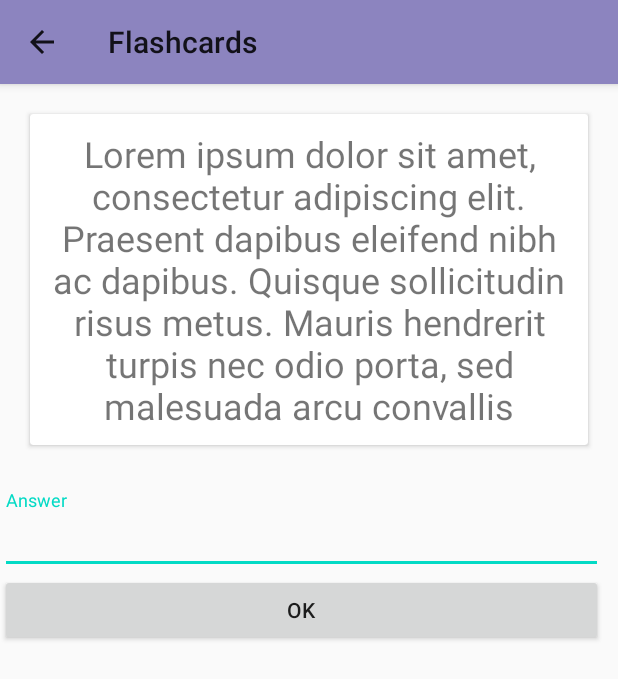
After one commit to uytuan213/TheWizardsFlashcards, an Android app: the PlayActivity screen opened directly, with no data from a screen before it, on a phone screen of 412 x 824 dp. The commit adds this screen. Shown: the top 679 px of the screen. Run offline under Robolectric (Android 15) with nearby library versions, the phone set to English and light mode, and no system bars.

Commit message:
Add play activity along with the animation

```diff
--- a/app/src/main/AndroidManifest.xml
+++ b/app/src/main/AndroidManifest.xml
@@ -10,8 +10,8 @@
         android:roundIcon="@mipmap/ic_launcher_round"
         android:supportsRtl="true"
         android:theme="@style/SplashScreenTheme">
+        <activity android:name=".PlayActivity"></activity>
         <activity android:name=".ManageCollectionsActivity" />
-
         <activity
             android:name=".AlarmActivity"
             android:label="@string/title_alarm_activity" />
@@ -27,10 +27,11 @@
                 <category android:name="android.intent.category.LAUNCHER" />
             </intent-filter>
         </activity>
+
         <service
             android:name=".NotificationService"
             android:enabled="true"
-            android:exported="false"></service>
+            android:exported="false" />
     </application>
 
 </manifest>
--- a/app/src/main/java/ca/thewizards/flashcards/FlashcardsApplication.java
+++ b/app/src/main/java/ca/thewizards/flashcards/FlashcardsApplication.java
@@ -5,6 +5,8 @@ import android.database.Cursor;
 import android.database.sqlite.SQLiteDatabase;
 import android.database.sqlite.SQLiteOpenHelper;
 import android.widget.Toast;
+
+import com.google.android.material.snackbar.Snackbar;
 
 import java.lang.reflect.Array;
 import java.util.ArrayList;
@@ -115,6 +117,33 @@ public class FlashcardsApplication extends Application {
                 + "VALUES ('" + answer + "', '" + question + "', " + collectionId + ")");
     }
 
+    public ArrayList<Question> getQuestions(int collectionId){
+        ArrayList<Question> list = new ArrayList<Question>();
+        SQLiteDatabase db = helper.getReadableDatabase();
+        try{
+            Cursor cursor = db.rawQuery("SELECT * FROM " + TABLE_NAME_QUESTIONS + " WHERE collectionId=" + collectionId, null);
+
+            cursor.moveToFirst();
+            if (cursor.getCount() > 0){
+                do {
+                    int questionId = cursor.getInt(0);
+                    String answer = cursor.getString(1);
+                    String question = cursor.getString(2);
+                    Question ques = new Question(questionId, answer, question, collectionId);
+                    list.add(ques);
+                }
+                while(cursor.moveToNext());
+            }
+
+            cursor.close();
+        }
+        catch(Exception e){
+            Toast.makeText(getApplicationContext(), e.getMessage(), Toast.LENGTH_LONG);
+        }
+        return list;
+
+    }
+
     public void deleteQuestion(int id) {
         SQLiteDatabase db = helper.getWritableDatabase();
 
--- /dev/null
+++ b/app/src/main/java/ca/thewizards/flashcards/PlayActivity.java
@@ -0,0 +1,112 @@
+package ca.thewizards.flashcards;
+
+import androidx.annotation.NonNull;
+import androidx.appcompat.app.ActionBar;
+import androidx.appcompat.app.AppCompatActivity;
+import androidx.cardview.widget.CardView;
+
+import android.content.Intent;
+import android.os.Bundle;
+import android.view.MenuItem;
+import android.view.View;
+import android.widget.Button;
+import android.widget.TextView;
+
+import com.google.android.material.textfield.TextInputEditText;
+
+import java.util.List;
+
+import ca.thewizards.flashcards.Model.Question;
+
+public class PlayActivity extends AppCompatActivity {
+
+    private FlashcardsApplication application;
+    private List<Question> questions;
+    private TextInputEditText txt_answer;
+    private Button btn_ok;
+    private boolean animation;
+    private int collectionId;
+    private int curQuestion = 0;
+    private CardView cardView;
+    private TextView txt_question;
+
+    @Override
+    protected void onCreate(Bundle savedInstanceState) {
+        Intent intent = getIntent();
+        if (intent.getBooleanExtra("darkTheme", false)){
+            setTheme(R.style.AppThemeDark);
+        } else {
+            setTheme(R.style.AppTheme);
+        }
+
+        animation = intent.getBooleanExtra("animation", false);
+        collectionId = intent.getIntExtra("collectionId", 1);
+
+        super.onCreate(savedInstanceState);
+        setContentView(R.layout.activity_play);
+
+        ActionBar actionBar = getSupportActionBar();
+        if (actionBar != null) {
+            actionBar.setDisplayHomeAsUpEnabled(true);
+        }
+
+        application = (FlashcardsApplication)getApplication();
+        questions = application.getQuestions(collectionId);
+
+        if (questions.size() > 0){
+            txt_answer = findViewById(R.id.txt_answer);
+            txt_question = findViewById(R.id.txt_question);
+            btn_ok = findViewById(R.id.btn_ok);
+            cardView = findViewById(R.id.question_card_view);
+
+            btn_ok.setOnClickListener(handleClick());
+            txt_question.setText(questions.get(curQuestion).getQuestion());
+        }
+
+
+    }
+
+    View.OnClickListener handleClick(){
+        return new View.OnClickListener() {
+            @Override
+            public void onClick(View v) {
+                if (animation){
+                    cardView.animate().withLayer()
+                            .rotationY(90)
+                            .setDuration(300)
+                            .withEndAction(
+                                    new Runnable() {
+                                        @Override public void run() {
+                                            txt_question.setText(questions.get(curQuestion).getAnswer());
+
+                                            // second quarter turn
+                                            cardView.setRotationY(-90);
+                                            cardView.animate().withLayer()
+                                                    .rotationY(0)
+                                                    .setDuration(1000)
+                                                    .start();
+                                        }
+                                    }
+                            ).start();
+                }
+                else {
+                    txt_question.setText(questions.get(curQuestion).getAnswer());
+                }
+
+            }
+        };
+    }
+
+    @Override
+    public boolean onOptionsItemSelected(@NonNull MenuItem item) {
+        boolean ret = true;
+        switch(item.getItemId()){
+            case android.R.id.home:
+                onBackPressed();
+                break;
+            default:
+                ret = super.onOptionsItemSelected(item);
+        }
+        return ret;
+    }
+}
--- /dev/null
+++ b/app/src/main/res/layout/activity_play.xml
@@ -0,0 +1,81 @@
+<?xml version="1.0" encoding="utf-8"?>
+<androidx.constraintlayout.widget.ConstraintLayout xmlns:android="http://schemas.android.com/apk/res/android"
+    xmlns:app="http://schemas.android.com/apk/res-auto"
+    xmlns:tools="http://schemas.android.com/tools"
+    android:layout_width="match_parent"
+    android:layout_height="match_parent"
+    tools:context=".PlayActivity">
+
+    <ScrollView
+        android:layout_width="match_parent"
+        android:layout_height="match_parent">
+
+        <LinearLayout
+            android:layout_width="match_parent"
+            android:layout_height="wrap_content"
+            android:orientation="vertical">
+
+            <androidx.cardview.widget.CardView
+                android:id="@+id/question_card_view"
+                android:layout_width="match_parent"
+                android:layout_height="match_parent"
+                android:layout_marginLeft="20dp"
+                android:layout_marginTop="20dp"
+                android:layout_marginRight="20dp"
+                android:layout_marginBottom="10dp">
+
+                <LinearLayout
+                    android:id="@+id/question_layout"
+                    android:layout_width="match_parent"
+                    android:layout_height="match_parent"
+                    android:layout_margin="10dp"
+                    android:layout_marginLeft="10dp"
+                    android:layout_marginTop="10dp"
+                    android:layout_marginRight="10dp"
+                    android:layout_marginBottom="10dp"
+                    android:orientation="vertical">
+
+                    <TextView
+                        android:id="@+id/txt_question"
+                        android:layout_width="match_parent"
+                        android:layout_height="wrap_content"
+                        android:text="Lorem ipsum dolor sit amet, consectetur adipiscing elit. Praesent dapibus eleifend nibh ac dapibus. Quisque sollicitudin risus metus. Mauris hendrerit turpis nec odio porta, sed malesuada arcu convallis"
+                        android:textAlignment="center"
+                        android:textSize="24sp" />
+                </LinearLayout>
+            </androidx.cardview.widget.CardView>
+
+            <LinearLayout
+                android:id="@+id/image_layout"
+                android:layout_width="match_parent"
+                android:layout_height="match_parent"
+                android:orientation="vertical">
+
+            </LinearLayout>
+
+            <com.google.android.material.textfield.TextInputLayout
+                android:id="@+id/answer_layout"
+                android:layout_width="match_parent"
+                android:layout_height="match_parent"
+                android:layout_marginLeft="10dp"
+                android:layout_marginTop="20dp"
+                android:layout_marginEnd="10dp"
+                android:layout_marginRight="10dp">
+
+                <com.google.android.material.textfield.TextInputEditText
+                    android:id="@+id/txt_answer"
+                    android:layout_width="match_parent"
+                    android:layout_height="wrap_content"
+                    android:hint="@string/play_answer" />
+
+                <Button
+                    android:id="@+id/btn_ok"
+                    android:layout_width="match_parent"
+                    android:layout_height="wrap_content"
+                    android:layout_weight="1"
+                    android:text="@string/play_OK" />
+            </com.google.android.material.textfield.TextInputLayout>
+
+        </LinearLayout>
+    </ScrollView>
+</androidx.constraintlayout.widget.ConstraintLayout>
--- a/app/src/main/res/values/strings.xml
+++ b/app/src/main/res/values/strings.xml
@@ -22,6 +22,11 @@
     <string name="collection_added">Collection added!</string>
     <string name="back">Back</string>
 
+    <!-- Play Activity -->
+    <string name="play_answer">Answer</string>
+    <string name="play_OK">OK</string>
+
+
     <!-- Preference Titles -->
     <string name="appearance_header">Appearance</string>
 
```
Also changed, not shown: app/src/main/java/ca/thewizards/flashcards/MainActivity.java (+20 -0 lines).
